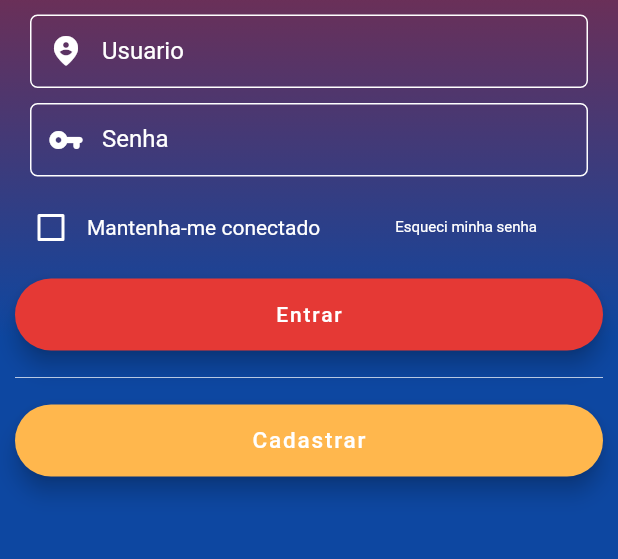
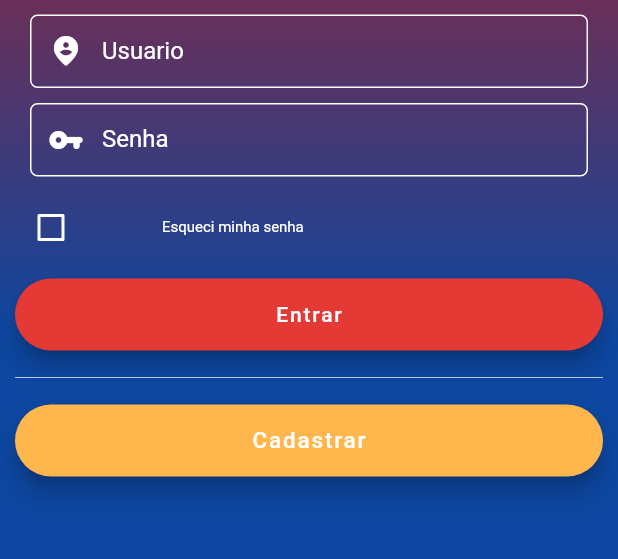
Before and after one commit to gabrieloliv96/loginApp, a Flutter app: the screen it shows after launch, on a phone screen of 412 x 824 dp, the part 281-840 px from its top. Run offline on Flutter 3.47's test engine with Material 2 defaults, Android fonts, the light colour scheme and no system bars; our stand-ins replace flutter_dotenv, shared_preferences.

Commit message:
Comentando codigo

```diff
--- a/lib/pages/login_page.dart
+++ b/lib/pages/login_page.dart
@@ -114,10 +114,11 @@ class _LoginPageState extends State<LoginPage> {
                           });
                         }),
                   ),
-                  Text(
-                    'Mantenha-me conectado',
-                    style: TextStyle(color: Colors.white),
-                  ),
+                  //MANTENHA-ME CONECTADO NÃO FUNCIONA
+                  // Text(
+                  //   'Mantenha-me conectado',
+                  //   style: TextStyle(color: Colors.white),
+                  // ),
                   SizedBox(
                     width: 50,
                   ),
```
